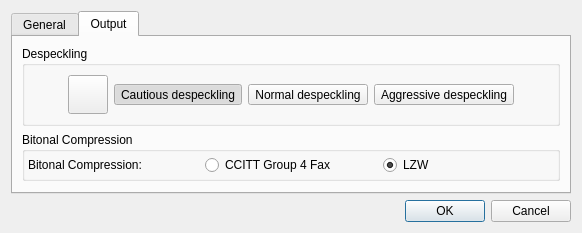
Qt form ui/SettingsDialog.ui (scantailor/scantailor) before a commit.
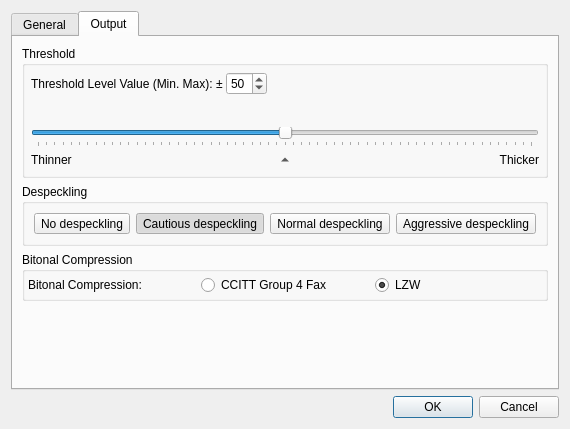
The same form after that commit. Icons and pictures are not drawn.

Commit message: SettingsDialog: Add settings for default Output threshold level

```diff
--- a/ui/SettingsDialog.ui
+++ b/ui/SettingsDialog.ui
@@ -6,14 +6,14 @@
    <rect>
     <x>0</x>
     <y>0</y>
-    <width>582</width>
-    <height>229</height>
+    <width>519</width>
+    <height>429</height>
    </rect>
   </property>
   <property name="windowTitle">
    <string>Settings</string>
   </property>
-  <layout class="QVBoxLayout" name="verticalLayout_4">
+  <layout class="QVBoxLayout" name="verticalLayout_6">
    <item>
     <widget class="QTabWidget" name="settingsTabWidget">
      <property name="currentIndex">
@@ -37,7 +37,204 @@
       <attribute name="title">
        <string>Output</string>
       </attribute>
-      <layout class="QVBoxLayout" name="verticalLayout_3">
+      <layout class="QVBoxLayout" name="verticalLayout_4">
+       <item>
+        <widget class="QGroupBox" name="threshodlGroupBox">
+         <property name="title">
+          <string>Threshold</string>
+         </property>
+         <layout class="QVBoxLayout" name="verticalLayout_7">
+          <property name="spacing">
+           <number>3</number>
+          </property>
+          <property name="margin">
+           <number>3</number>
+          </property>
+          <item>
+           <widget class="QWidget" name="thresholdLevelWidget" native="true">
+            <layout class="QHBoxLayout" name="horizontalLayout_4">
+             <property name="spacing">
+              <number>3</number>
+             </property>
+             <property name="margin">
+              <number>3</number>
+             </property>
+             <item>
+              <layout class="QHBoxLayout" name="horizontalLayout_3">
+               <item>
+                <widget class="QLabel" name="thresholdLevelLabel">
+                 <property name="text">
+                  <string>Threshold Level Value (Min. Max):</string>
+                 </property>
+                </widget>
+               </item>
+               <item>
+                <widget class="QLabel" name="plusMinusLabel">
+                 <property name="text">
+                  <string>±</string>
+                 </property>
+                </widget>
+               </item>
+               <item>
+                <widget class="QSpinBox" name="thresholdLevelSpinBox">
+                 <property name="minimum">
+                  <number>15</number>
+                 </property>
+                 <property name="value">
+                  <number>50</number>
+                 </property>
+                </widget>
+               </item>
+              </layout>
+             </item>
+             <item>
+              <spacer name="horizontalSpacer">
+               <property name="orientation">
+                <enum>Qt::Horizontal</enum>
+               </property>
+               <property name="sizeHint" stdset="0">
+                <size>
+                 <width>40</width>
+                 <height>20</height>
+                </size>
+               </property>
+              </spacer>
+             </item>
+            </layout>
+           </widget>
+          </item>
+          <item>
+           <widget class="QWidget" name="bwOptions" native="true">
+            <layout class="QVBoxLayout" name="verticalLayout_3">
+             <property name="spacing">
+              <number>3</number>
+             </property>
+             <property name="margin">
+              <number>3</number>
+             </property>
+             <item>
+              <layout class="QHBoxLayout" name="horizontalLayout_12">
+               <item>
+                <spacer name="horizontalSpacer_22">
+                 <property name="orientation">
+                  <enum>Qt::Horizontal</enum>
+                 </property>
+                 <property name="sizeHint" stdset="0">
+                  <size>
+                   <width>40</width>
+                   <height>20</height>
+                  </size>
+                 </property>
+                </spacer>
+               </item>
+               <item>
+                <widget class="QLabel" name="thresholdLabel">
+                 <property name="text">
+                  <string/>
+                 </property>
+                </widget>
+               </item>
+               <item>
+                <spacer name="horizontalSpacer_21">
+                 <property name="orientation">
+                  <enum>Qt::Horizontal</enum>
+                 </property>
+                 <property name="sizeHint" stdset="0">
+                  <size>
+                   <width>40</width>
+                   <height>20</height>
+                  </size>
+                 </property>
+                </spacer>
+               </item>
+              </layout>
+             </item>
+             <item>
+              <widget class="QSlider" name="thresholdSlider">
+               <property name="minimum">
+                <number>-30</number>
+               </property>
+               <property name="maximum">
+                <number>30</number>
+               </property>
+               <property name="pageStep">
+                <number>5</number>
+               </property>
+               <property name="tracking">
+                <bool>true</bool>
+               </property>
+               <property name="orientation">
+                <enum>Qt::Horizontal</enum>
+               </property>
+               <property name="invertedAppearance">
+                <bool>false</bool>
+               </property>
+               <property name="invertedControls">
+                <bool>false</bool>
+               </property>
+               <property name="tickPosition">
+                <enum>QSlider::TicksBelow</enum>
+               </property>
+              </widget>
+             </item>
+             <item>
+              <layout class="QHBoxLayout" name="horizontalLayout_7">
+               <property name="spacing">
+                <number>0</number>
+               </property>
+               <item>
+                <widget class="QLabel" name="lighterThresholdLink">
+                 <property name="text">
+                  <string>Thinner</string>
+                 </property>
+                </widget>
+               </item>
+               <item>
+                <widget class="QToolButton" name="neutralThresholdBtn">
+                 <property name="cursor">
+                  <cursorShape>PointingHandCursor</cursorShape>
+                 </property>
+                 <property name="text">
+                  <string/>
+                 </property>
+                 <property name="iconSize">
+                  <size>
+                   <width>12</width>
+                   <height>12</height>
+                  </size>
+                 </property>
+                 <property name="toolButtonStyle">
+                  <enum>Qt::ToolButtonIconOnly</enum>
+                 </property>
+                 <property name="autoRaise">
+                  <bool>true</bool>
+                 </property>
+                 <property name="arrowType">
+                  <enum>Qt::UpArrow</enum>
+                 </property>
+                </widget>
+               </item>
+               <item>
+                <widget class="QLabel" name="darkerThresholdLink">
+                 <property name="text">
+                  <string>Thicker</string>
+                 </property>
+                 <property name="alignment">
+                  <set>Qt::AlignRight|Qt::AlignTrailing|Qt::AlignVCenter</set>
+                 </property>
+                </widget>
+               </item>
+              </layout>
+             </item>
+            </layout>
+            <zorder>thresholdSlider</zorder>
+            <zorder></zorder>
+            <zorder></zorder>
+           </widget>
+          </item>
+         </layout>
+        </widget>
+       </item>
        <item>
         <widget class="QGroupBox" name="despecklePanel">
          <property name="title">
@@ -71,7 +268,11 @@
                <string>No despeckling</string>
               </property>
               <property name="text">
-               <string/>
+               <string>No despeckling</string>
+              </property>
+              <property name="icon">
+               <iconset resource="../resources/resources.qrc">
+                <normaloff>:/icons/despeckle-none.png</normaloff>:/icons/despeckle-none.png</iconset>
               </property>
               <property name="iconSize">
                <size>
@@ -89,7 +290,7 @@
                <bool>true</bool>
               </property>
               <property name="toolButtonStyle">
-               <enum>Qt::ToolButtonTextBesideIcon</enum>
+               <enum>Qt::ToolButtonTextUnderIcon</enum>
               </property>
              </widget>
             </item>
@@ -124,7 +325,7 @@
                <bool>true</bool>
               </property>
               <property name="toolButtonStyle">
-               <enum>Qt::ToolButtonTextBesideIcon</enum>
+               <enum>Qt::ToolButtonTextUnderIcon</enum>
               </property>
              </widget>
             </item>
@@ -156,7 +357,7 @@
                <bool>true</bool>
               </property>
               <property name="toolButtonStyle">
-               <enum>Qt::ToolButtonTextBesideIcon</enum>
+               <enum>Qt::ToolButtonTextUnderIcon</enum>
               </property>
              </widget>
             </item>
@@ -188,7 +389,7 @@
                <bool>true</bool>
               </property>
               <property name="toolButtonStyle">
-               <enum>Qt::ToolButtonTextBesideIcon</enum>
+               <enum>Qt::ToolButtonTextUnderIcon</enum>
               </property>
              </widget>
             </item>
@@ -264,7 +465,7 @@
          <property name="sizeHint" stdset="0">
           <size>
            <width>20</width>
-           <height>29</height>
+           <height>40</height>
           </size>
          </property>
         </spacer>
```
Left out of the diff: 13 changed lines with no effect on the pictures. The commit also changes 8 other files.
